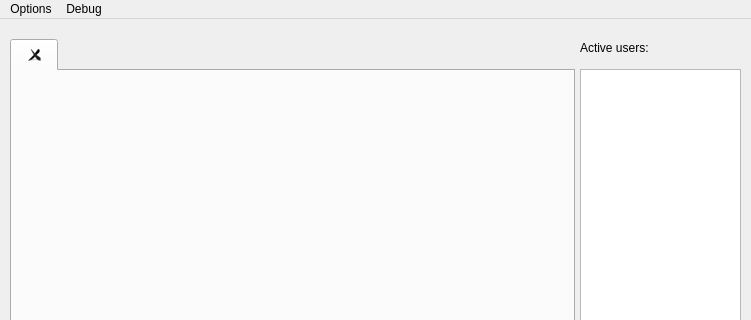
This is ClientIRC/mainclientwindow.ui in wiekonek/IRC as Qt 5 draws it before an edit; both pictures show x 0 to 751 and y 0 to 320 of the 751 by 492 pixel window. The edited form follows.
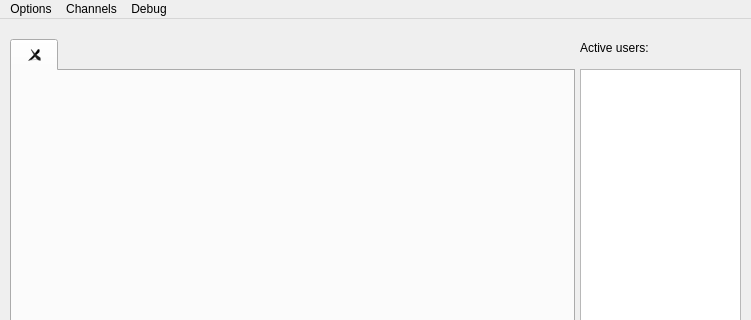
This is the edited form.

Patch:
```diff
--- a/ClientIRC/mainclientwindow.ui
+++ b/ClientIRC/mainclientwindow.ui
@@ -132,9 +132,16 @@
     <property name="title">
      <string>Debug</string>
     </property>
-    <addaction name="actionRaw_command_sender"/>
+   </widget>
+   <widget class="QMenu" name="menuChannels">
+    <property name="title">
+     <string>Channels</string>
+    </property>
+    <addaction name="actionCreate_new_channel"/>
+    <addaction name="actionConnect"/>
    </widget>
    <addaction name="menuOptions"/>
+   <addaction name="menuChannels"/>
    <addaction name="menuDebug"/>
   </widget>
   <widget class="QStatusBar" name="statusBar"/>
```
Left out of the diff: 9 changed lines with no effect on the pictures.
